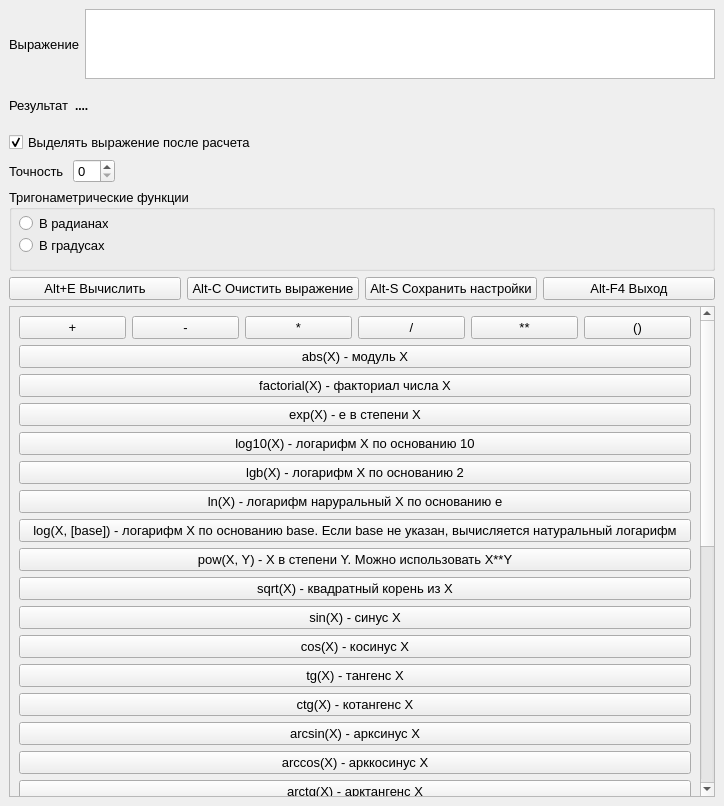
Old version of the form Eval_gui.ui in the repository isva1960/Eval_gui.
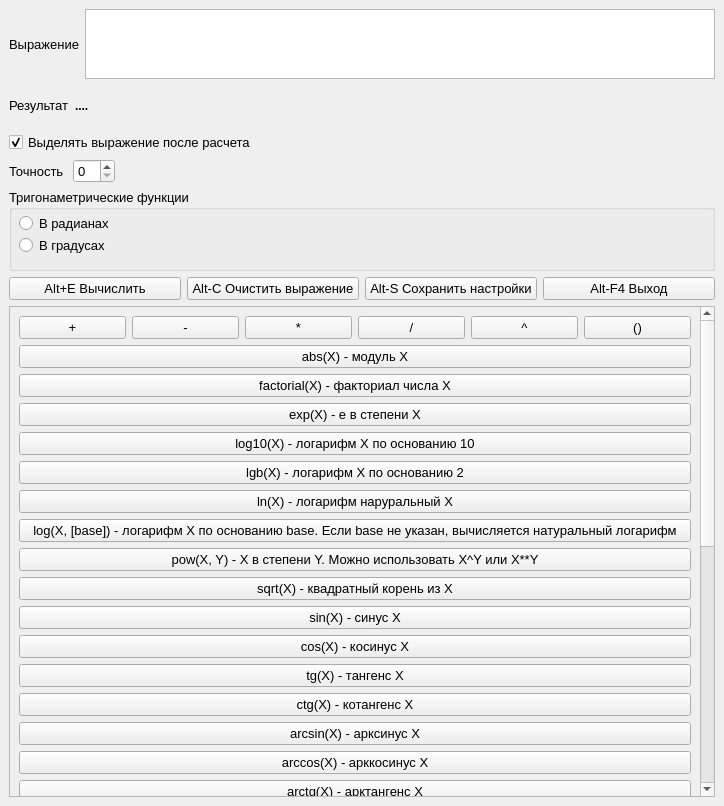
New version of the form. Icons and pictures are not drawn.

Commit message: Калькулятор

Diff of the .ui file:
```diff
--- a/Eval_gui.ui
+++ b/Eval_gui.ui
@@ -309,7 +309,7 @@
           <item>
            <widget class="QPushButton" name="pushB_consdegree">
             <property name="text">
-             <string>**</string>
+             <string>^</string>
             </property>
            </widget>
           </item>
@@ -368,7 +368,7 @@
         <item>
          <widget class="QPushButton" name="pushBf_loge">
           <property name="text">
-           <string>ln(X) - логарифм наруральный X по основанию e</string>
+           <string>ln(X) - логарифм наруральный X</string>
           </property>
          </widget>
         </item>
@@ -382,7 +382,7 @@
         <item>
          <widget class="QPushButton" name="pushBf_pow">
           <property name="text">
-           <string>pow(X, Y) - X в степени Y. Можно использовать X**Y</string>
+           <string>pow(X, Y) - X в степени Y. Можно использовать X^Y или X**Y</string>
           </property>
          </widget>
         </item>
```
The commit also changes 2 other files.
